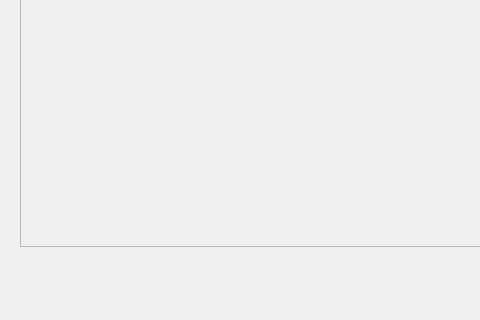
Qt form pixamawindow.ui (JonWiggins/PixamaSpriteEditor) before a commit; both pictures show x 0 to 480 and y 309 to 629 of the 886 by 629 pixel window.
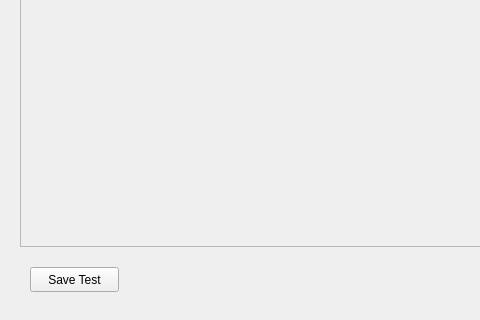
The same form after that commit.

What changed in the file:
```diff
--- a/pixamawindow.ui
+++ b/pixamawindow.ui
@@ -389,6 +389,19 @@
      <double>0.010000000000000</double>
     </property>
    </widget>
+   <widget class="QPushButton" name="SaveTest">
+    <property name="geometry">
+     <rect>
+      <x>30</x>
+      <y>540</y>
+      <width>89</width>
+      <height>25</height>
+     </rect>
+    </property>
+    <property name="text">
+     <string>Save Test</string>
+    </property>
+   </widget>
   </widget>
   <widget class="QMenuBar" name="menuBar">
    <property name="geometry">
```
Left out of the diff: 4 changed lines with no effect on the pictures.
